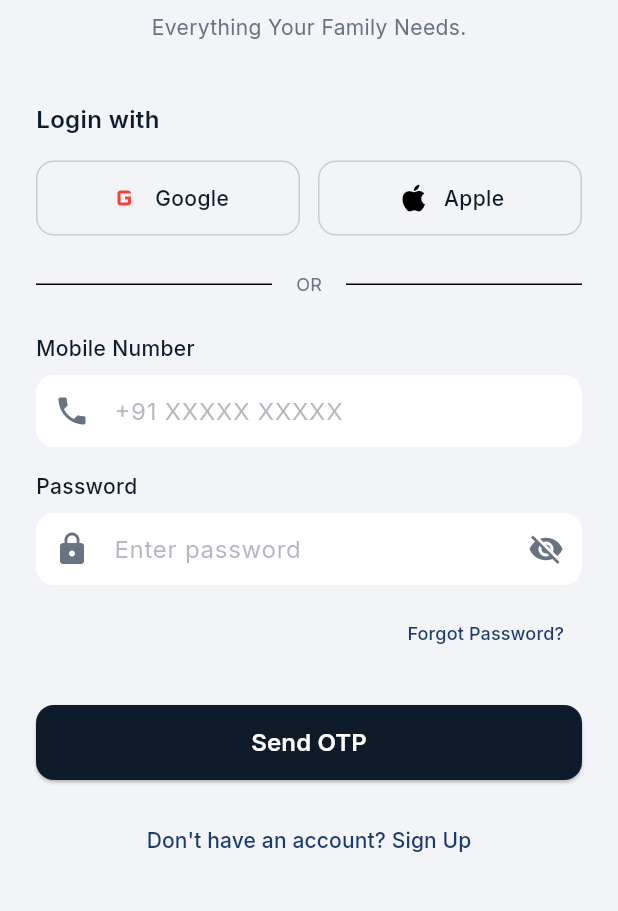
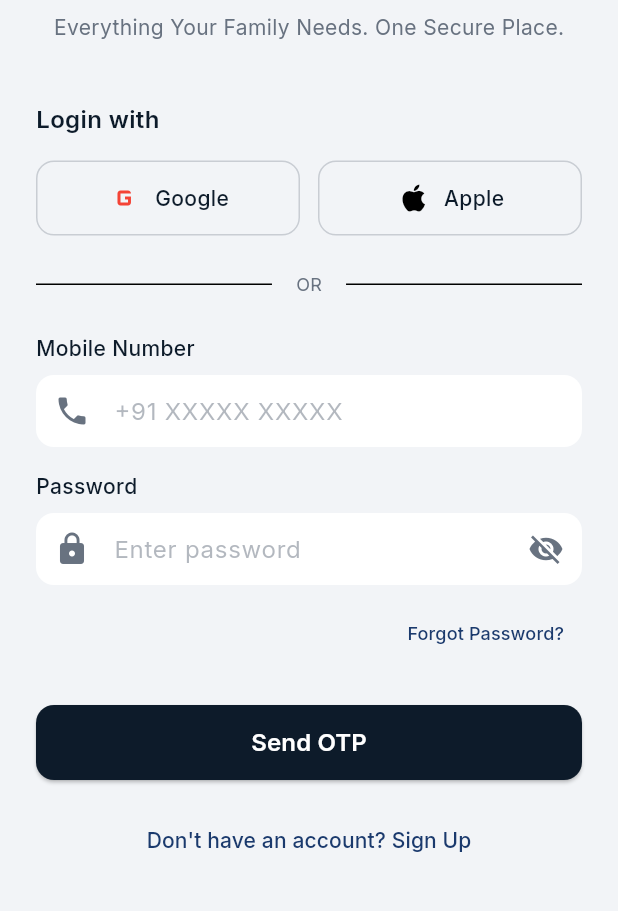
Before and after one commit to sumeet2088/kutumbika_app, a Flutter app: the LoginScreen screen opened directly, on a phone screen of 412 x 824 dp, the part 312-1223 px from its top. Run offline on Flutter 3.47's test engine with Material 3 defaults, Android fonts, the phone set to English and light mode, and no system bars; our stand-ins replace flutter_dotenv, google_fonts; network calls fail.

Commit message:
update code

```diff
--- /dev/null
+++ b/devtools_options.yaml
@@ -0,0 +1,3 @@
+description: This file stores settings for Dart & Flutter DevTools.
+documentation: https://docs.flutter.dev/tools/devtools/extensions#configure-extension-enablement-states
+extensions:
--- a/lib/screens/login_screen.dart
+++ b/lib/screens/login_screen.dart
@@ -2,6 +2,8 @@ import 'package:flutter/material.dart';
 import 'package:flutter/services.dart';
 import 'package:google_fonts/google_fonts.dart';
 import 'package:kutumbika_app/utils/app_colors.dart';
+import 'package:kutumbika_app/utils/app_constants.dart';
+import 'package:kutumbika_app/utils/error_handler.dart';
 import 'otp_verification_screen.dart';
 import '../services/api_service.dart';
 
@@ -47,9 +49,7 @@ class _LoginScreenState extends State<LoginScreen> {
         }
       } catch (e) {
         if (mounted) {
-          ScaffoldMessenger.of(context).showSnackBar(
-            SnackBar(content: Text('Failed to send OTP: $e')),
-          );
+          ErrorHandler.showError(context, ErrorHandler.getErrorMessage(e));
         }
       } finally {
         if (mounted) {
@@ -82,13 +82,13 @@ class _LoginScreenState extends State<LoginScreen> {
                       width: 80,
                       height: 80,
                       decoration: BoxDecoration(
-                        color: const Color(0xFFD4AF37),
+                        color: AppColors.goldYellow,
                         borderRadius: BorderRadius.circular(16),
                       ),
                       child: const Icon(
                         Icons.security,
                         size: 40,
-                        color: Color(0xFF0D1B2A),
+                        color: AppColors.primaryDarkBlue,
                       ),
                     ),
                   ),
@@ -97,11 +97,11 @@ class _LoginScreenState extends State<LoginScreen> {
                   // App name
                   Center(
                     child: Text(
-                      'Kutumbika',
+                      AppConstants.appName,
                       style: GoogleFonts.playfairDisplay(
                         fontSize: 28,
                         fontWeight: FontWeight.bold,
-                        color: const Color(0xFF0D1B2A),
+                        color: AppColors.primaryDarkBlue,
                       ),
                     ),
                   ),
@@ -109,10 +109,10 @@ class _LoginScreenState extends State<LoginScreen> {
 
                   Center(
                     child: Text(
-                      'Everything Your Family Needs.',
+                      AppConstants.appTagline,
                       style: GoogleFonts.inter(
                         fontSize: 14,
-                        color: const Color(0xFF687280),
+                        color: AppColors.grey,
                       ),
                     ),
                   ),
@@ -124,7 +124,7 @@ class _LoginScreenState extends State<LoginScreen> {
                     style: GoogleFonts.inter(
                       fontSize: 16,
                       fontWeight: FontWeight.w600,
-                      color: const Color(0xFF0D1B2A),
+                      color: AppColors.primaryDarkBlue,
                     ),
                   ),
                   const SizedBox(height: 16),
@@ -161,7 +161,7 @@ class _LoginScreenState extends State<LoginScreen> {
                           'OR',
                           style: GoogleFonts.inter(
                             fontSize: 12,
-                            color: const Color(0xFF687280),
+                            color: AppColors.grey,
                           ),
                         ),
                       ),
@@ -176,7 +176,7 @@ class _LoginScreenState extends State<LoginScreen> {
                     style: GoogleFonts.inter(
                       fontSize: 14,
                       fontWeight: FontWeight.w500,
-                      color: const Color(0xFF0D1B2A),
+                      color: AppColors.primaryDarkBlue,
                     ),
                   ),
                   const SizedBox(height: 8),
@@ -185,26 +185,30 @@ class _LoginScreenState extends State<LoginScreen> {
                     keyboardType: TextInputType.phone,
                     inputFormatters: [
                       FilteringTextInputFormatter.digitsOnly,
-                      LengthLimitingTextInputFormatter(10),
+                      LengthLimitingTextInputFormatter(
+                          AppConstants.mobileNumberLength),
                     ],
                     decoration: InputDecoration(
                       hintText: '+91 XXXXX XXXXX',
-                      hintStyle: TextStyle(color: Color(0xFF687280).withOpacity(0.5)),
-                      prefixIcon: const Icon(Icons.phone, color: Color(0xFF687280)),
+                      hintStyle: TextStyle(
+                          color: AppColors.grey.withValues(alpha: 0.5)),
+                      prefixIcon:
+                          const Icon(Icons.phone, color: AppColors.grey),
                       filled: true,
                       fillColor: Colors.white,
                       border: OutlineInputBorder(
                         borderRadius: BorderRadius.circular(12),
                         borderSide: BorderSide.none,
                       ),
-                      contentPadding: const EdgeInsets.symmetric(horizontal: 16, vertical: 12),
+                      contentPadding: const EdgeInsets.symmetric(
+                          horizontal: 16, vertical: 12),
                     ),
                     validator: (value) {
                       if (value == null || value.isEmpty) {
                         return 'Please enter mobile number';
                       }
-                      if (value.length != 10) {
-                        return 'Please enter valid 10-digit mobile number';
+                      if (value.length != AppConstants.mobileNumberLength) {
+                        return 'Please enter valid ${AppConstants.mobileNumberLength}-digit mobile number';
                       }
                       return null;
                     },
@@ -217,7 +221,7 @@ class _LoginScreenState extends State<LoginScreen> {
                     style: GoogleFonts.inter(
                       fontSize: 14,
                       fontWeight: FontWeight.w500,
-                      color: const Color(0xFF0D1B2A),
+                      color: AppColors.primaryDarkBlue,
                     ),
                   ),
                   const SizedBox(height: 8),
@@ -226,16 +230,19 @@ class _LoginScreenState extends State<LoginScreen> {
                     obscureText: true,
                     decoration: InputDecoration(
                       hintText: 'Enter password',
-                      hintStyle: TextStyle(color: Color(0xFF687280).withOpacity(0.5)),
-                      prefixIcon: const Icon(Icons.lock, color: Color(0xFF687280)),
-                      suffixIcon: const Icon(Icons.visibility_off, color: Color(0xFF687280)),
+                      hintStyle: TextStyle(
+                          color: AppColors.grey.withValues(alpha: 0.5)),
+                      prefixIcon: const Icon(Icons.lock, color: AppColors.grey),
+                      suffixIcon: const Icon(Icons.visibility_off,
+                          color: AppColors.grey),
                       filled: true,
                       fillColor: Colors.white,
                       border: OutlineInputBorder(
                         borderRadius: BorderRadius.circular(12),
                         borderSide: BorderSide.none,
                       ),
-                      contentPadding: const EdgeInsets.symmetric(horizontal: 16, vertical: 12),
+                      contentPadding: const EdgeInsets.symmetric(
+                          horizontal: 16, vertical: 12),
                     ),
                   ),
                   const SizedBox(height: 8),
@@ -251,7 +258,7 @@ class _LoginScreenState extends State<LoginScreen> {
                         'Forgot Password?',
                         style: GoogleFonts.inter(
                           fontSize: 12,
-                          color: const Color(0xFF1B3A6D),
+                          color: AppColors.secondaryBlue,
                         ),
                       ),
                     ),
@@ -265,14 +272,15 @@ class _LoginScreenState extends State<LoginScreen> {
                     child: ElevatedButton(
                       onPressed: _isLoading ? null : _sendOTP,
                       style: ElevatedButton.styleFrom(
-                        backgroundColor: const Color(0xFF0D1B2A),
+                        backgroundColor: AppColors.primaryDarkBlue,
                         shape: RoundedRectangleBorder(
                           borderRadius: BorderRadius.circular(12),
                         ),
                       ),
                       child: _isLoading
                           ? const CircularProgressIndicator(
-                              valueColor: AlwaysStoppedAnimation<Color>(Colors.white),
+                              valueColor:
+                                  AlwaysStoppedAnimation<Color>(Colors.white),
                             )
                           : Text(
                               'Send OTP',
@@ -296,7 +304,7 @@ class _LoginScreenState extends State<LoginScreen> {
                         "Don't have an account? Sign Up",
                         style: GoogleFonts.inter(
                           fontSize: 14,
-                          color: const Color(0xFF1B3A6D),
+                          color: AppColors.secondaryBlue,
                         ),
                       ),
                     ),
@@ -318,7 +326,7 @@ class _LoginScreenState extends State<LoginScreen> {
     return Container(
       height: 50,
       decoration: BoxDecoration(
-        border: Border.all(color: const Color(0xFF687280).withOpacity(0.3)),
+        border: Border.all(color: AppColors.grey.withValues(alpha: 0.3)),
         borderRadius: BorderRadius.circular(12),
       ),
       child: Row(
@@ -331,7 +339,7 @@ class _LoginScreenState extends State<LoginScreen> {
             style: GoogleFonts.inter(
               fontSize: 14,
               fontWeight: FontWeight.w500,
-              color: const Color(0xFF0D1B2A),
+              color: AppColors.primaryDarkBlue,
             ),
           ),
         ],
--- /dev/null
+++ b/lib/services/env_service.dart
@@ -0,0 +1,69 @@
+import 'package:flutter/foundation.dart';
+import 'package:flutter_dotenv/flutter_dotenv.dart';
+
+class EnvService {
+  static EnvService? _instance;
+  static EnvService get instance => _instance ??= EnvService._internal();
+
+  EnvService._internal();
+
+  bool _initialized = false;
+
+  Future<void> initialize() async {
+    if (_initialized) return;
+
+    try {
+      await dotenv.load(fileName: ".env");
+      debugPrint('Environment variables loaded successfully');
+      _initialized = true;
+    } catch (e) {
+      // Use default values if .env file is not found or fails to load
+      debugPrint('Failed to load .env file, using default values: $e');
+      _initialized = true;
+    }
+  }
+
+  String _getEnvVar(String key, String defaultValue) {
+    try {
+      return dotenv.env[key] ?? defaultValue;
+    } catch (e) {
+      return defaultValue;
+    }
+  }
+
+  // API Configuration
+  String get apiBaseUrl => _getEnvVar('API_BASE_URL', 'http://10.0.2.2:8080');
+  String get apiVersion => _getEnvVar('API_VERSION', 'v1');
+  int get apiTimeout => int.tryParse(_getEnvVar('API_TIMEOUT', '30')) ?? 30;
+
+  // App Configuration
+  String get appName => _getEnvVar('APP_NAME', 'Kutumbika');
+  String get appVersion => _getEnvVar('APP_VERSION', '1.0.0');
+  String get buildNumber => _getEnvVar('BUILD_NUMBER', '1');
+
+  // Locale Configuration
+  String get defaultLocale => _getEnvVar('DEFAULT_LOCALE', 'en-IN');
+  String get defaultTimezone => _getEnvVar('DEFAULT_TIMEZONE', 'Asia/Kolkata');
+
+  // OTP Configuration
+  int get otpLength => int.tryParse(_getEnvVar('OTP_LENGTH', '6')) ?? 6;
+  int get otpResendTimer =>
+      int.tryParse(_getEnvVar('OTP_RESEND_TIMER', '30')) ?? 30;
+  int get mobileNumberLength =>
+      int.tryParse(_getEnvVar('MOBILE_NUMBER_LENGTH', '10')) ?? 10;
+
+  // Feature Flags
+  bool get enableAnalytics => _getEnvVar('ENABLE_ANALYTICS', 'false') == 'true';
+  bool get enableCrashReporting =>
+      _getEnvVar('ENABLE_CRASH_REPORTING', 'false') == 'true';
+  bool get enableLogging => _getEnvVar('ENABLE_LOGGING', 'true') == 'true';
+
+  // Storage Configuration
+  bool get secureStorageEnabled =>
+      _getEnvVar('SECURE_STORAGE_ENABLED', 'true') == 'true';
+  bool get sharedPreferencesEnabled =>
+      _getEnvVar('SHARED_PREFERENCES_ENABLED', 'true') == 'true';
+
+  // Helper method to check if environment is loaded
+  bool get isInitialized => _initialized;
+}
--- /dev/null
+++ b/lib/utils/app_constants.dart
@@ -0,0 +1,53 @@
+import '../services/env_service.dart';
+
+class AppConstants {
+  static EnvService get _env => EnvService.instance;
+
+  // API Configuration
+  static String get baseUrl => _env.apiBaseUrl;
+  static String get apiVersion => _env.apiVersion;
+  static String get apiPrefix => '/api/$apiVersion';
+
+  // API Endpoints
+  static String get appInitEndpoint => '$apiPrefix/app/init';
+  static String get otpSendEndpoint => '$apiPrefix/auth/otp/send';
+  static String get otpVerifyEndpoint => '$apiPrefix/auth/otp/verify';
+  static String get userDetailsEndpoint => '$apiPrefix/user/details';
+  static String get documentsEndpoint => '$apiPrefix/documents';
+  static String get logoutEndpoint => '$apiPrefix/auth/logout';
+
+  // App Configuration
+  static String get appName => _env.appName;
+  static const String appTagline =
+      'Everything Your Family Needs. One Secure Place.';
+  static String get appVersion => _env.appVersion;
+  static String get buildNumber => _env.buildNumber;
+
+  // Timeout Configuration
+  static int get connectionTimeout => _env.apiTimeout; // seconds
+  static int get receiveTimeout => _env.apiTimeout; // seconds
+  static int get sendTimeout => _env.apiTimeout; // seconds
+
+  // OTP Configuration
+  static int get otpLength => _env.otpLength;
+  static int get otpResendTimer => _env.otpResendTimer; // seconds
+  static int get mobileNumberLength => _env.mobileNumberLength;
+
+  // Storage Keys
+  static const String visitorTokenKey = 'visitor_token';
+  static const String userTokenKey = 'user_token';
+  static const String visitorReferenceNumberKey = 'visitor_reference_number';
+  static const String deviceReferenceNumberKey = 'device_reference_number';
+  static const String isFirstLaunchKey = 'is_first_launch';
+
+  // Default Locale
+  static String get defaultLocale => _env.defaultLocale;
+  static String get defaultTimezone => _env.defaultTimezone;
+
+  // Feature Flags
+  static bool get enableAnalytics => _env.enableAnalytics;
+  static bool get enableCrashReporting => _env.enableCrashReporting;
+  static bool get enableLogging => _env.enableLogging;
+  static bool get secureStorageEnabled => _env.secureStorageEnabled;
+  static bool get sharedPreferencesEnabled => _env.sharedPreferencesEnabled;
+}
--- a/lib/widgets/bottom_navigation.dart
+++ b/lib/widgets/bottom_navigation.dart
@@ -1,4 +1,5 @@
 import 'package:flutter/material.dart';
+import '../utils/app_colors.dart';
 
 class BottomNavigation extends StatelessWidget {
   final int currentIndex;
@@ -28,8 +29,8 @@ class BottomNavigation extends StatelessWidget {
         onTap: onTap,
         type: BottomNavigationBarType.fixed,
         backgroundColor: Colors.white,
-        selectedItemColor: const Color(0xFF0D1B2A),
-        unselectedItemColor: const Color(0xFF687280),
+        selectedItemColor: AppColors.primaryDarkBlue,
+        unselectedItemColor: AppColors.grey,
         selectedFontSize: 12,
         unselectedFontSize: 12,
         items: const [
--- a/pubspec.yaml
+++ b/pubspec.yaml
@@ -19,6 +19,7 @@ dependencies:
   shimmer: ^3.0.0
   flutter_svg: ^2.0.7
   google_fonts: ^6.1.0
+  flutter_dotenv: ^6.0.1
 
 dev_dependencies:
   flutter_test:
@@ -28,5 +29,6 @@ dev_dependencies:
 flutter:
   uses-material-design: true
   assets:
+    - .env
     - assets/images/
     - assets/logo/
```
Also changed, not shown: analysis_options.yaml (added, +38 -0 lines), lib/main.dart (+12 -14 lines), lib/screens/create_family_screen.dart (+17 -12 lines), lib/screens/home_screen.dart (+45 -18 lines), lib/screens/otp_verification_screen.dart (+35 -32 lines), lib/screens/splash_screen.dart (+6 -15 lines), lib/services/api_service.dart (+112 -19 lines), lib/utils/error_handler.dart (added, +63 -0 lines), lib/widgets/category_card.dart (+4 -3 lines), pubspec.lock (added), 128 other files.
